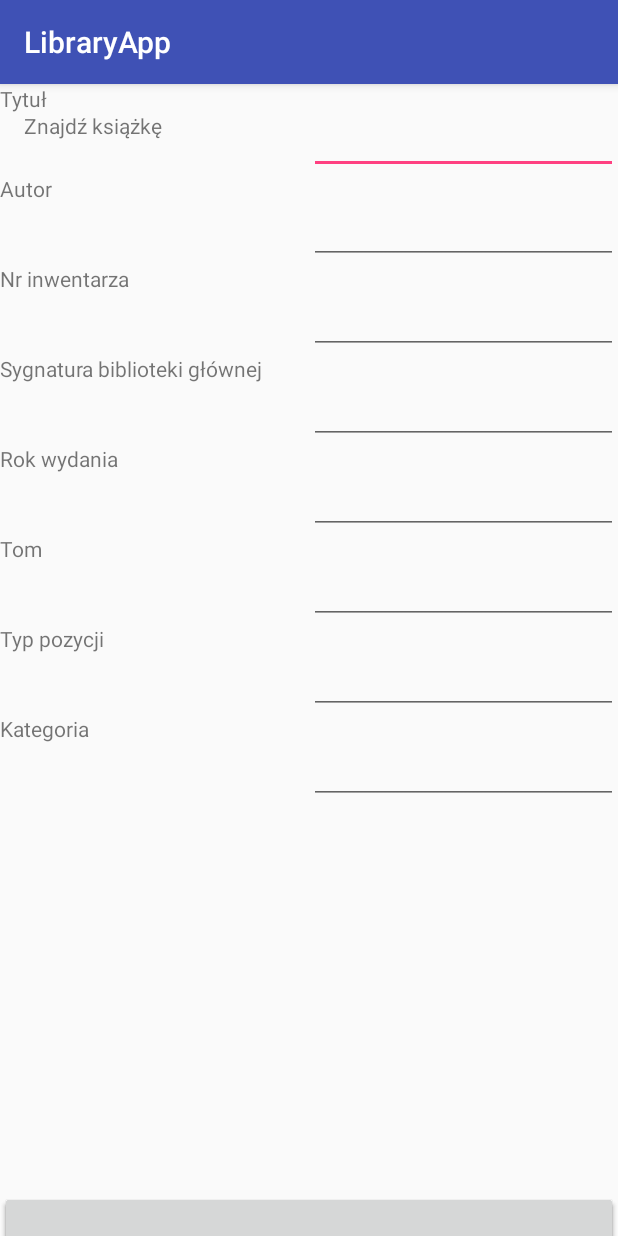
After one commit to karo2193/libraryApp, an Android app: the SearchActivity screen opened directly, with no data from a screen before it, on a phone screen of 412 x 824 dp. The commit adds this screen. Run offline under Robolectric (Android 15) with nearby library versions, the phone set to English and light mode, and no system bars; our stand-ins replace ButterKnife, Dagger/Hilt's generated code; 1 statement that could not run was skipped.

Commit message:
Search Activity

```diff
--- a/app/src/main/AndroidManifest.xml
+++ b/app/src/main/AndroidManifest.xml
@@ -17,6 +17,8 @@
                 <category android:name="android.intent.category.LAUNCHER"/>
             </intent-filter>
         </activity>
+        <activity android:name=".ui.search.SearchActivity">
+        </activity>
     </application>
 
 </manifest>
--- a/app/src/main/java/com/library/proj/libraryapp/di/component/ActivityComponent.java
+++ b/app/src/main/java/com/library/proj/libraryapp/di/component/ActivityComponent.java
@@ -3,6 +3,7 @@ package com.library.proj.libraryapp.di.component;
 import com.library.proj.libraryapp.di.module.ActivityModule;
 import com.library.proj.libraryapp.di.module.MainModule;
 import com.library.proj.libraryapp.di.module.RemoteDataModule;
+import com.library.proj.libraryapp.di.module.SearchModule;
 import com.library.proj.libraryapp.di.scope.ActivityScope;
 
 import dagger.Component;
@@ -16,4 +17,5 @@ import dagger.Component;
 public interface ActivityComponent {
 
     MainComponent addModule(MainModule module);
+    SearchComponent addModule(SearchModule module);
 }
--- /dev/null
+++ b/app/src/main/java/com/library/proj/libraryapp/di/component/SearchComponent.java
@@ -0,0 +1,17 @@
+package com.library.proj.libraryapp.di.component;
+
+import com.library.proj.libraryapp.di.module.SearchModule;
+import com.library.proj.libraryapp.di.scope.ScreenScope;
+import com.library.proj.libraryapp.ui.search.SearchActivity;
+
+import dagger.Subcomponent;
+
+/**
+ * Created by Karo2 on 2017-12-31.
+ */
+
+@ScreenScope
+@Subcomponent(modules = SearchModule.class)
+public interface SearchComponent {
+    void inject(SearchActivity activity);
+}
--- /dev/null
+++ b/app/src/main/java/com/library/proj/libraryapp/di/module/SearchModule.java
@@ -0,0 +1,21 @@
+package com.library.proj.libraryapp.di.module;
+
+import com.library.proj.libraryapp.data.UseCaseFactory;
+import com.library.proj.libraryapp.di.scope.ScreenScope;
+import com.library.proj.libraryapp.ui.search.SearchPresenter;
+
+import dagger.Module;
+import dagger.Provides;
+
+/**
+ * Created by Karo2 on 2017-12-31.
+ */
+
+@Module
+public class SearchModule {
+    @ScreenScope
+    @Provides
+    public SearchPresenter provideSearchModule(UseCaseFactory useCaseFactory) {
+        return new SearchPresenter(useCaseFactory);
+    }
+}
--- /dev/null
+++ b/app/src/main/java/com/library/proj/libraryapp/ui/search/SearchActivity.java
@@ -0,0 +1,34 @@
+package com.library.proj.libraryapp.ui.search;
+
+import android.os.Bundle;
+
+import com.library.proj.libraryapp.R;
+import com.library.proj.libraryapp.di.component.ActivityComponent;
+import com.library.proj.libraryapp.di.module.MainModule;
+import com.library.proj.libraryapp.di.module.SearchModule;
+import com.library.proj.libraryapp.ui.base.BaseActivity;
+
+public class SearchActivity extends BaseActivity<SearchContract.View, SearchPresenter>
+        implements SearchContract.View {
+
+    @Override
+    protected int getLayoutRes() {
+        return R.layout.activity_search;
+    }
+
+    @Override
+    protected void performFieldInjection(ActivityComponent activityComponent) {
+        activityComponent.addModule(new SearchModule()).inject(this);
+    }
+
+    @Override
+    protected int getFragmentContainer() {
+        return 0;
+    }
+
+    @Override
+    protected void onCreate(Bundle savedInstanceState) {
+        super.onCreate(savedInstanceState);
+        setContentView(R.layout.activity_search);
+    }
+}
--- /dev/null
+++ b/app/src/main/java/com/library/proj/libraryapp/ui/search/SearchContract.java
@@ -0,0 +1,18 @@
+package com.library.proj.libraryapp.ui.search;
+
+import com.library.proj.libraryapp.ui.base.BasePresenter;
+import com.library.proj.libraryapp.ui.base.BaseView;
+
+/**
+ * Created by Karo2 on 2017-12-31.
+ */
+
+public interface SearchContract {
+    interface Presenter extends BasePresenter {
+
+    }
+
+    interface View extends BaseView {
+
+    }
+}
--- /dev/null
+++ b/app/src/main/java/com/library/proj/libraryapp/ui/search/SearchPresenter.java
@@ -0,0 +1,17 @@
+package com.library.proj.libraryapp.ui.search;
+
+import com.library.proj.libraryapp.data.UseCaseFactory;
+import com.library.proj.libraryapp.ui.base.Presenter;
+import com.library.proj.libraryapp.ui.main.MainContract;
+
+/**
+ * Created by Karo2 on 2017-12-31.
+ */
+
+public class SearchPresenter extends Presenter<SearchContract.View> implements SearchContract.Presenter {
+    private final UseCaseFactory useCaseFactory;
+
+    public SearchPresenter(UseCaseFactory useCaseFactory) {
+        this.useCaseFactory = useCaseFactory;
+    }
+}
--- /dev/null
+++ b/app/src/main/res/layout/activity_search.xml
@@ -0,0 +1,59 @@
+<?xml version="1.0" encoding="utf-8"?>
+<android.support.constraint.ConstraintLayout
+    xmlns:android="http://schemas.android.com/apk/res/android"
+    xmlns:app="http://schemas.android.com/apk/res-auto"
+    xmlns:tools="http://schemas.android.com/tools"
+    android:layout_width="match_parent"
+    android:layout_height="match_parent"
+    android:orientation="vertical"
+    tools:context="com.library.proj.libraryapp.ui.search.SearchActivity">
+
+    <include
+        android:id="@+id/search_toolbar"
+        layout="@layout/search_toolbar"
+        app:layout_constraintLeft_toLeftOf="parent"
+        app:layout_constraintRight_toRightOf="parent"
+        app:layout_constraintTop_toTopOf="parent"
+        app:layout_constraintBottom_toTopOf="@id/search_sv"/>
+
+    <ScrollView
+        android:id="@+id/search_sv"
+        android:layout_width="match_parent"
+        android:layout_height="match_parent"
+        app:layout_constraintLeft_toLeftOf="parent"
+        app:layout_constraintRight_toRightOf="parent"
+        app:layout_constraintTop_toBottomOf="@id/search_toolbar"
+        app:layout_constraintBottom_toTopOf="@id/search_sv">
+
+        <include
+            layout="@layout/search_components_layout"/>
+    </ScrollView>
+
+    <android.support.constraint.ConstraintLayout
+        android:layout_width="match_parent"
+        android:layout_height="wrap_content"
+        android:orientation="horizontal"
+        app:layout_constraintLeft_toLeftOf="parent"
+        app:layout_constraintRight_toRightOf="parent"
+        app:layout_constraintTop_toBottomOf="@id/search_sv"
+        app:layout_constraintBottom_toBottomOf="parent">
+
+        <Button
+            android:id="@+id/search_clear_btn"
+            android:layout_width="match_parent"
+            android:layout_height="@dimen/search_component_height"
+            app:layout_constraintBottom_toBottomOf="parent"
+            app:layout_constraintLeft_toLeftOf="parent"
+            app:layout_constraintRight_toLeftOf="@id/search_search_btn"
+            app:layout_constraintTop_toTopOf="parent"/>
+
+        <Button
+            android:id="@+id/search_search_btn"
+            android:layout_width="match_parent"
+            android:layout_height="@dimen/search_component_height"
+            app:layout_constraintBottom_toBottomOf="parent"
+            app:layout_constraintLeft_toRightOf="@id/search_clear_btn"
+            app:layout_constraintRight_toRightOf="parent"
+            app:layout_constraintTop_toTopOf="parent"/>
+    </android.support.constraint.ConstraintLayout>
+</android.support.constraint.ConstraintLayout>
--- /dev/null
+++ b/app/src/main/res/layout/search_components_layout.xml
@@ -0,0 +1,158 @@
+<?xml version="1.0" encoding="utf-8"?>
+<android.support.constraint.ConstraintLayout
+    xmlns:android="http://schemas.android.com/apk/res/android"
+    android:layout_width="match_parent"
+    android:layout_height="match_parent"
+    xmlns:app="http://schemas.android.com/apk/res-auto">
+
+    <TextView
+        android:id="@+id/search_title_tv"
+        android:layout_width="0dp"
+        android:layout_height="@dimen/search_component_height"
+        android:text="@string/search_title"
+        app:layout_constraintBottom_toTopOf="@id/search_author_tv"
+        app:layout_constraintLeft_toLeftOf="parent"
+        app:layout_constraintRight_toLeftOf="@id/search_title_et"
+        app:layout_constraintTop_toTopOf="parent"/>
+
+    <EditText
+        android:id="@+id/search_title_et"
+        android:layout_width="0dp"
+        android:layout_height="@dimen/search_component_height"
+        app:layout_constraintBottom_toTopOf="@id/search_author_et"
+        app:layout_constraintLeft_toRightOf="@id/search_title_tv"
+        app:layout_constraintRight_toRightOf="parent"
+        app:layout_constraintTop_toTopOf="parent"/>
+
+    <TextView
+        android:id="@+id/search_author_tv"
+        android:layout_width="0dp"
+        android:layout_height="@dimen/search_component_height"
+        android:text="@string/search_author"
+        app:layout_constraintBottom_toTopOf="@id/search_inventory_number_tv"
+        app:layout_constraintLeft_toLeftOf="parent"
+        app:layout_constraintRight_toLeftOf="@id/search_author_et"
+        app:layout_constraintTop_toBottomOf="@id/search_title_tv"/>
+
+    <EditText
+        android:id="@+id/search_author_et"
+        android:layout_width="0dp"
+        android:layout_height="@dimen/search_component_height"
+        app:layout_constraintBottom_toTopOf="@id/search_inventory_number_et"
+        app:layout_constraintLeft_toRightOf="@id/search_author_tv"
+        app:layout_constraintRight_toRightOf="parent"
+        app:layout_constraintTop_toBottomOf="@id/search_title_et"/>
+
+    <TextView
+        android:id="@+id/search_inventory_number_tv"
+        android:layout_width="0dp"
+        android:layout_height="@dimen/search_component_height"
+        android:text="@string/search_inventory_number"
+        app:layout_constraintBottom_toTopOf="@id/search_main_signature_tv"
+        app:layout_constraintLeft_toLeftOf="parent"
+        app:layout_constraintRight_toLeftOf="@id/search_inventory_number_et"
+        app:layout_constraintTop_toBottomOf="@id/search_author_tv"/>
+
+    <EditText
+        android:id="@+id/search_inventory_number_et"
+        android:layout_width="0dp"
+        android:layout_height="@dimen/search_component_height"
+        app:layout_constraintBottom_toTopOf="@id/search_main_signature_et"
+        app:layout_constraintLeft_toRightOf="@id/search_inventory_number_tv"
+        app:layout_constraintRight_toRightOf="parent"
+        app:layout_constraintTop_toBottomOf="@id/search_author_et"/>
+
+    <TextView
+        android:id="@+id/search_main_signature_tv"
+        android:layout_width="0dp"
+        android:layout_height="@dimen/search_component_height"
+        android:text="@string/search_main_signature"
+        app:layout_constraintBottom_toTopOf="@id/search_year_tv"
+        app:layout_constraintLeft_toLeftOf="parent"
+        app:layout_constraintRight_toLeftOf="@id/search_main_signature_et"
+        app:layout_constraintTop_toBottomOf="@id/search_inventory_number_tv"/>
+
+    <EditText
+        android:id="@+id/search_main_signature_et"
+        android:layout_width="0dp"
+        android:layout_height="@dimen/search_component_height"
+        app:layout_constraintBottom_toTopOf="@id/search_year_et"
+        app:layout_constraintLeft_toRightOf="@id/search_main_signature_tv"
+        app:layout_constraintRight_toRightOf="parent"
+        app:layout_constraintTop_toBottomOf="@id/search_inventory_number_et"/>
+
+    <TextView
+        android:id="@+id/search_year_tv"
+        android:layout_width="0dp"
+        android:layout_height="@dimen/search_component_height"
+        android:text="@string/search_year"
+        app:layout_constraintBottom_toTopOf="@id/search_volume_tv"
+        app:layout_constraintLeft_toLeftOf="parent"
+        app:layout_constraintRight_toLeftOf="@id/search_year_et"
+        app:layout_constraintTop_toBottomOf="@id/search_main_signature_tv"/>
+
+    <EditText
+        android:id="@+id/search_year_et"
+        android:layout_width="0dp"
+        android:layout_height="@dimen/search_component_height"
+        app:layout_constraintBottom_toTopOf="@id/search_volume_et"
+        app:layout_constraintLeft_toRightOf="@id/search_year_tv"
+        app:layout_constraintRight_toRightOf="parent"
+        app:layout_constraintTop_toBottomOf="@id/search_main_signature_et"/>
+
+    <TextView
+        android:id="@+id/search_volume_tv"
+        android:layout_width="0dp"
+        android:layout_height="@dimen/search_component_height"
+        android:text="@string/search_volume"
+        app:layout_constraintBottom_toTopOf="@id/search_type_tv"
+        app:layout_constraintLeft_toLeftOf="parent"
+        app:layout_constraintRight_toLeftOf="@id/search_volume_et"
+        app:layout_constraintTop_toBottomOf="@id/search_year_tv"/>
+
+    <EditText
+        android:id="@+id/search_volume_et"
+        android:layout_width="0dp"
+        android:layout_height="@dimen/search_component_height"
+        app:layout_constraintBottom_toTopOf="@id/search_type_et"
+        app:layout_constraintLeft_toRightOf="@id/search_volume_tv"
+        app:layout_constraintRight_toRightOf="parent"
+        app:layout_constraintTop_toBottomOf="@id/search_year_et"/>
+
+    <TextView
+        android:id="@+id/search_type_tv"
+        android:layout_width="0dp"
+        android:layout_height="@dimen/search_component_height"
+        android:text="@string/search_type"
+        app:layout_constraintBottom_toTopOf="@id/search_category_tv"
+        app:layout_constraintLeft_toLeftOf="parent"
+        app:layout_constraintRight_toLeftOf="@id/search_type_et"
+        app:layout_constraintTop_toBottomOf="@id/search_volume_tv"/>
+
+    <EditText
+        android:id="@+id/search_type_et"
+        android:layout_width="0dp"
+        android:layout_height="@dimen/search_component_height"
+        app:layout_constraintBottom_toTopOf="@id/search_category_et"
+        app:layout_constraintLeft_toRightOf="@id/search_type_tv"
+        app:layout_constraintRight_toRightOf="parent"
+        app:layout_constraintTop_toBottomOf="@id/search_volume_et"/>
+
+    <TextView
+        android:id="@+id/search_category_tv"
+        android:layout_width="0dp"
+        android:layout_height="@dimen/search_component_height"
+        android:text="@string/search_category"
+        app:layout_constraintLeft_toLeftOf="parent"
+        app:layout_constraintRight_toLeftOf="@id/search_category_et"
+        app:layout_constraintTop_toBottomOf="@id/search_type_tv"/>
+
+    <EditText
+        android:id="@+id/search_category_et"
+        android:layout_width="0dp"
+        android:layout_height="@dimen/search_component_height"
+        app:layout_constraintLeft_toRightOf="@id/search_category_tv"
+        app:layout_constraintRight_toRightOf="parent"
+        app:layout_constraintTop_toBottomOf="@id/search_type_et"/>
+
+</android.support.constraint.ConstraintLayout>
--- /dev/null
+++ b/app/src/main/res/layout/search_toolbar.xml
@@ -0,0 +1,12 @@
+<?xml version="1.0" encoding="utf-8"?>
+<android.support.v7.widget.Toolbar
+    xmlns:android="http://schemas.android.com/apk/res/android"
+    android:layout_width="match_parent"
+    android:layout_height="wrap_content">
+
+    <TextView
+        android:layout_width="wrap_content"
+        android:layout_height="wrap_content"
+        android:text="@string/search_find_book"/>
+
+</android.support.v7.widget.Toolbar>
--- /dev/null
+++ b/app/src/main/res/values-hdpi/dimens.xml
@@ -0,0 +1,3 @@
+<resources>
+	<dimen name="search_component_height">60dp</dimen>
+</resources>
--- /dev/null
+++ b/app/src/main/res/values-xhdpi/dimens.xml
@@ -0,0 +1,3 @@
+<resources>
+	<dimen name="search_component_height">90dp</dimen>
+</resources>
--- /dev/null
+++ b/app/src/main/res/values-xxhdpi/dimens.xml
@@ -0,0 +1,3 @@
+<resources>
+	<dimen name="search_component_height">120dp</dimen>
+</resources>
--- /dev/null
+++ b/app/src/main/res/values-xxxhdpi/dimens.xml
@@ -0,0 +1,3 @@
+<resources>
+	<dimen name="search_component_height">150dp</dimen>
+</resources>
--- /dev/null
+++ b/app/src/main/res/values/dimens.xml
@@ -0,0 +1,4 @@
+<?xml version="1.0" encoding="utf-8"?>
+<resources>
+    <dimen name="search_component_height">50dp</dimen>
+</resources>
--- a/app/src/main/res/values/strings.xml
+++ b/app/src/main/res/values/strings.xml
@@ -1,3 +1,15 @@
 <resources>
     <string name="app_name">LibraryApp</string>
+
+    <string name="search_find_book">Znajdź książkę</string>
+    <string name="search_title">Tytuł</string>
+    <string name="search_author">Autor</string>
+    <string name="search_inventory_number">Nr inwentarza</string>
+    <string name="search_main_signature">Sygnatura biblioteki głównej</string>
+    <string name="search_year">Rok wydania</string>
+    <string name="search_volume">Tom</string>
+    <string name="search_type">Typ pozycji</string>
+    <string name="search_category">Kategoria</string>
+    <string name="search_clear">Czyść</string>
+    <string name="search_search">Szukaj</string>
 </resources>
```
